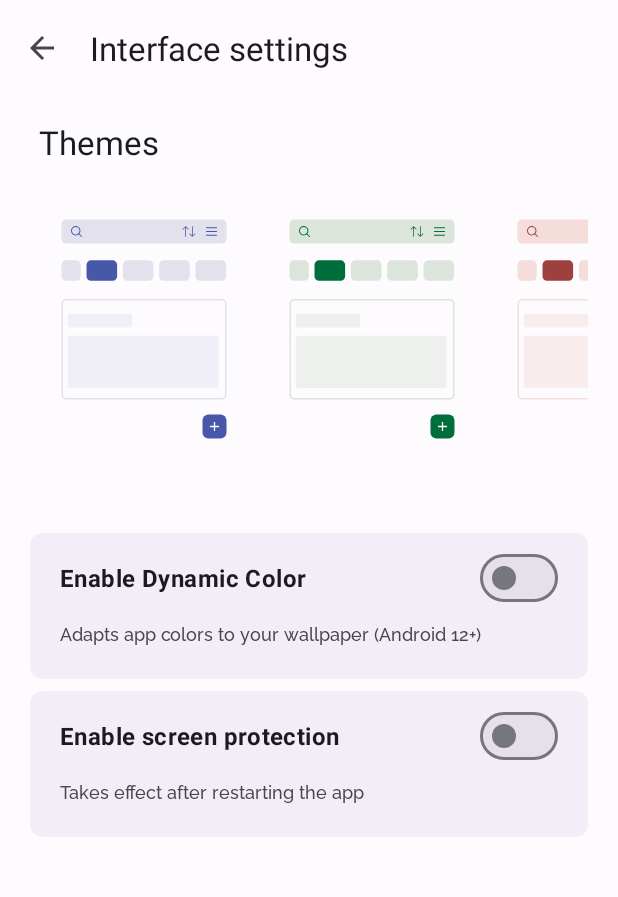
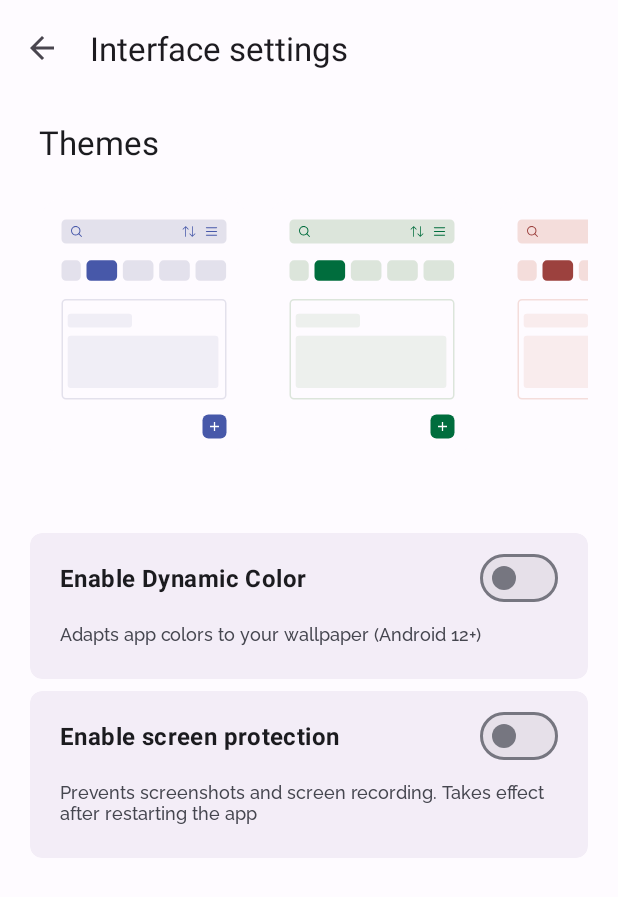
Before and after one commit to pasichDev/MyNotes, an Android app: the ThemeActivity screen opened directly, with no data from a screen before it, on a phone screen of 412 x 824 dp. Shown: the top 897 px of the screen. Run offline under Robolectric (Android 15) with nearby library versions, the phone set to English and light mode, and no system bars; our stand-ins replace Dagger/Hilt's generated code, Room's generated code, data binding; libraries missing offline, so code that uses them is left out: com.preference; 7 statements that could not run were skipped.

Commit message:
upd lang

```diff
--- a/app/src/main/res/values/strings.xml
+++ b/app/src/main/res/values/strings.xml
@@ -96,7 +96,7 @@
     <string name="onDynamicColor">Enable Dynamic Color</string>
     <string name="onDynamicColorDescription">Adapts app colors to your wallpaper (Android 12+)</string>
     <string name="onScreenProtection">Enable screen protection</string>
-    <string name="onScreenProtectionDescription">Takes effect after restarting the app</string>
+    <string name="onScreenProtectionDescription">Prevents screenshots and screen recording. Takes effect after restarting the app</string>
     <string name="coffeeByPlay">Thank Developer</string>
     <string name="coffeeByTextInfo"><b>My Notes</b> is an ad-free app and is distributed as a free product. The application is developed by one person, so some updates are delivered late. Maintaining the health of the application and some features generates costs. You can thank the developer by buying him a coffee or paying for the server rent, as well as send a donation to the specified links that will be displayed below. Thank you for using this app!</string>
 
```
Also changed, not shown: 6 other files.
